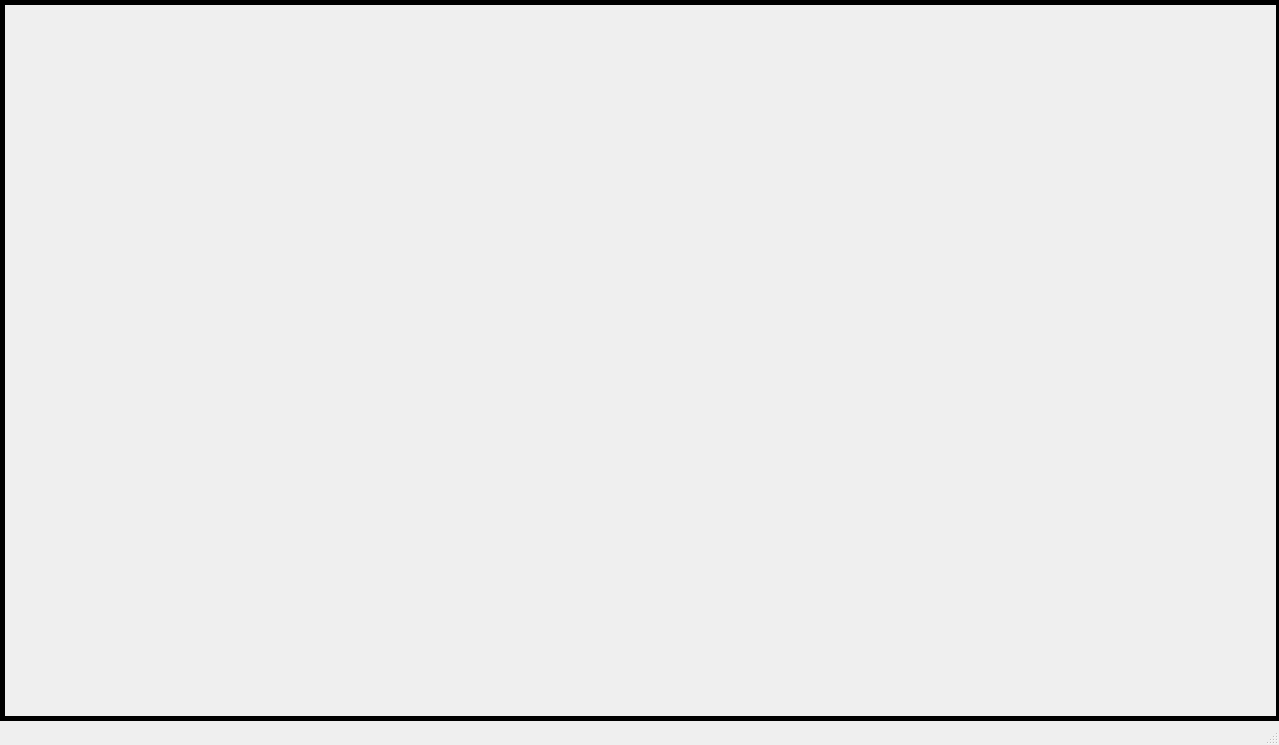
First picture: the form in game.ui, repository SINA-JAHANGIR/Skull-King, before the edit.
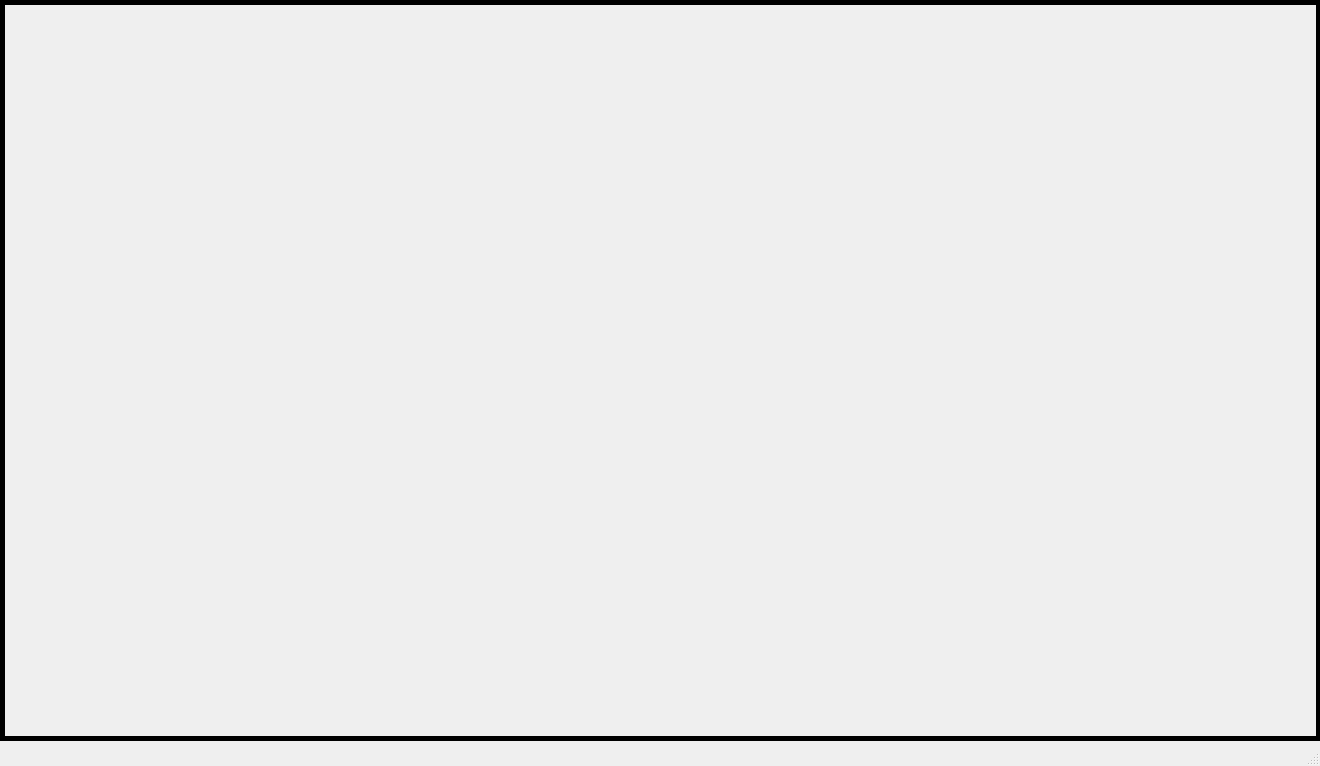
Second picture: the form after the edit. Icons and pictures are not drawn.

Commit message: Write round in game class (1)

```diff
--- a/game.ui
+++ b/game.ui
@@ -6,8 +6,8 @@
    <rect>
     <x>0</x>
     <y>0</y>
-    <width>1279</width>
-    <height>745</height>
+    <width>1320</width>
+    <height>766</height>
    </rect>
   </property>
   <property name="windowTitle">
@@ -19,8 +19,8 @@
      <rect>
       <x>0</x>
       <y>0</y>
-      <width>1281</width>
-      <height>721</height>
+      <width>1321</width>
+      <height>741</height>
      </rect>
     </property>
     <property name="styleSheet">
```
Left out of the diff: 11 changed lines with no effect on the pictures. The commit also changes 7 other files.
